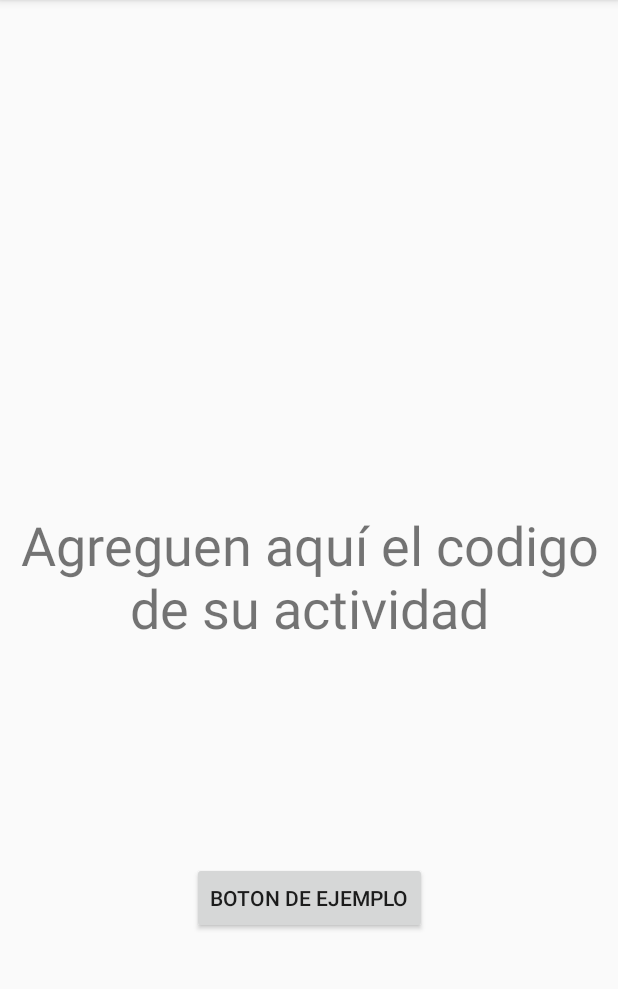
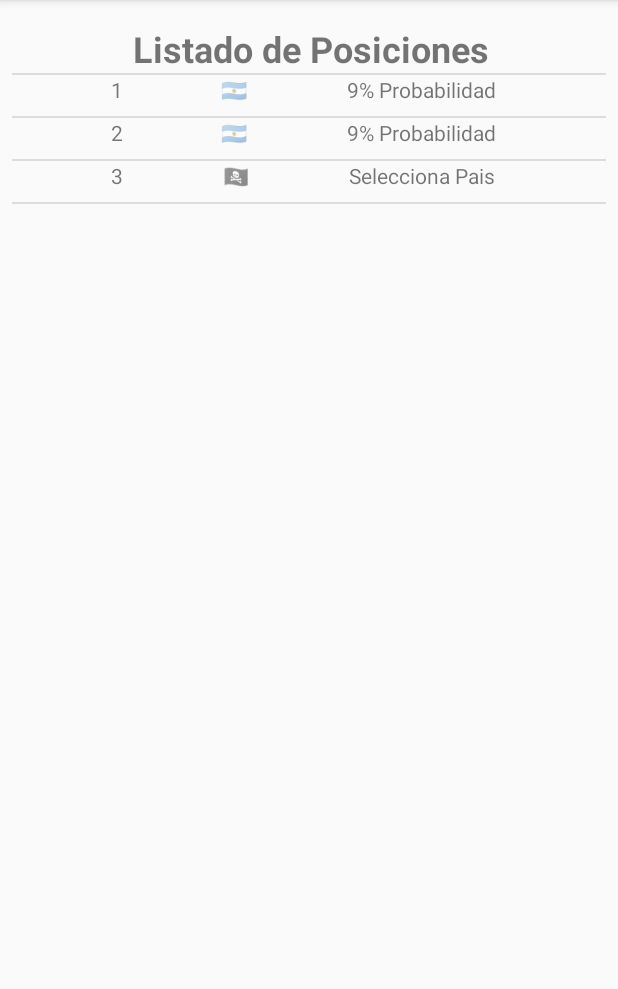
Before and after one commit to sebmaldo/copaamerica, an Android app: the ActividadGrupalActivity screen opened directly, with no data from a screen before it, on a phone screen of 412 x 824 dp, the part 84-1073 px from its top. Run offline under Robolectric (Android 15) with nearby library versions, the light colour scheme and no system bars.

Commit message:
Add position selector on android app

```diff
--- a/app/src/main/java/com/unab/copaamerica/ActividadGrupalActivity.java
+++ b/app/src/main/java/com/unab/copaamerica/ActividadGrupalActivity.java
@@ -1,27 +1,36 @@
 package com.unab.copaamerica;
 
+import android.content.Context;
 import android.support.v7.app.AppCompatActivity;
 import android.os.Bundle;
 import android.view.View;
 import android.widget.Button;
+import android.widget.ListView;
+
+import com.unab.copaamerica.adapter.PositionAdapter;
+import com.unab.copaamerica.helpers.FirebaseHelper;
+import com.unab.copaamerica.model.Country;
+
+import java.util.ArrayList;
 
 public class ActividadGrupalActivity extends AppCompatActivity {
-
-    int total = 0;
+    ArrayList<Country> Positions;
+    Context context;
 
     @Override
     protected void onCreate(Bundle savedInstanceState) {
         super.onCreate(savedInstanceState);
-        setContentView(R.layout.activity_actividad_grupal);
+        setContentView(R.layout.country_positions_selected_list);
+        context = this;
+        createPositionView();
+    }
 
-        final Button boton = findViewById(R.id.button);
-
-        boton.setOnClickListener(new View.OnClickListener() {
-            @Override
-            public void onClick(View v) {
-                total++;
-                boton.setText("click " + total);
-            }
-        });
+    private void createPositionView() {
+        Positions = FirebaseHelper.getFirstPlaces();
+        PositionAdapter adapter = new PositionAdapter(context, Positions.toArray(new Country[Positions.size()]));
+        ListView positionList = findViewById(R.id.cpsl_list);
+        View header = getLayoutInflater().inflate(R.layout.country_position_selected_list_header, null);
+        positionList.addHeaderView(header);
+        positionList.setAdapter(adapter);
     }
 }
--- /dev/null
+++ b/app/src/main/java/com/unab/copaamerica/adapter/PositionAdapter.java
@@ -0,0 +1,53 @@
+package com.unab.copaamerica.adapter;
+
+import android.content.Context;
+import android.support.annotation.NonNull;
+import android.view.LayoutInflater;
+import android.view.View;
+import android.view.ViewGroup;
+import android.widget.ArrayAdapter;
+import android.widget.TextView;
+
+import com.unab.copaamerica.R;
+import com.unab.copaamerica.model.Country;
+
+public class PositionAdapter extends ArrayAdapter<Country> {
+    public PositionAdapter(@NonNull Context context,
+                           @NonNull Country[] data){
+        super(context, R.layout.country_item, data);
+    }
+
+    public View getView(final int position, View convertView, ViewGroup parent) {
+        View item = convertView;
+        final CountryHolder holder;
+
+        if(item == null) {
+            LayoutInflater inflater = LayoutInflater.from(getContext());
+            item = inflater.inflate(R.layout.country_item, null);
+
+            holder = new CountryHolder();
+            holder.posicionPais = item.findViewById(R.id.cpsi_posicion);
+            holder.banderaPais = item.findViewById(R.id.cpsi_bandera);
+            holder.probabilidadPais = item.findViewById(R.id.cpsi_porcentaje);
+
+            item.setTag(holder);
+
+        } else {
+            holder = (CountryHolder) item.getTag();
+        }
+
+        Country pais = getItem(position);
+        holder.posicionPais.setText(Integer.toString(position+1));
+        holder.banderaPais.setText( pais == null ? "\uD83C\uDFF4\u200D☠️" : pais.getBandera());
+        holder.probabilidadPais.setText(pais == null ? "Selecciona Pais" : pais.getPorcentajeProbabilidad() + " Probabilidad");
+
+        return item;
+    }
+
+    private class CountryHolder{
+        TextView posicionPais;
+        TextView banderaPais;
+        TextView probabilidadPais;
+    }
+
+}
--- a/app/src/main/java/com/unab/copaamerica/helpers/FirebaseHelper.java
+++ b/app/src/main/java/com/unab/copaamerica/helpers/FirebaseHelper.java
@@ -1,17 +1,33 @@
 package com.unab.copaamerica.helpers;
 
 import com.unab.copaamerica.model.Country;
+
+import java.util.ArrayList;
 import java.util.List;
 
 public class FirebaseHelper {
-    public static void saveToFirebase(List<Country> toSave) {
+    public static void saveToFirebase(ArrayList<Country> toSave) {
         //TODO: Acá va el código de conexión a Firebase para salvar los lugares.
         //Aqui van las dos lineas para actualizar la base datos...
     }
 
-    public static List<Country> getFirstPlaces(){
+    public static ArrayList<Country> getFirstPlaces(){
         //TODO: Acá va el código de conexión a Firebase para bajar los 3 primeros lugares.
         //Ojalá que utilice las preferencias para ir a buscar.
-        return null;
+        ArrayList<Country> salida = new ArrayList<>();
+        salida.add(new Country("Argentina",
+                "ARG",
+                "\uD83C\uDDE6\uD83C\uDDF7",
+                "1443",
+                "",
+                "9%"));
+        salida.add(new Country("Argentina",
+                "ARG",
+                "\uD83C\uDDE6\uD83C\uDDF7",
+                "1443",
+                "",
+                "9%"));
+        salida.add(null);
+        return salida;
     }
 }
--- a/app/src/main/res/layout/country_item.xml
+++ b/app/src/main/res/layout/country_item.xml
@@ -1,6 +1,46 @@
 <?xml version="1.0" encoding="utf-8"?>
-<android.support.constraint.ConstraintLayout
-    xmlns:android="http://schemas.android.com/apk/res/android" android:layout_width="match_parent"
-    android:layout_height="match_parent">
+<android.support.constraint.ConstraintLayout xmlns:android="http://schemas.android.com/apk/res/android"
+    xmlns:app="http://schemas.android.com/apk/res-auto"
+    xmlns:tools="http://schemas.android.com/tools"
+    android:id="@+id/cspi_position"
+    android:layout_width="match_parent"
+    android:layout_height="wrap_content">
+
+    <TextView
+        android:id="@+id/cpsi_posicion"
+        android:layout_width="wrap_content"
+        android:layout_height="wrap_content"
+        android:layout_marginBottom="8dp"
+        android:text="TextView"
+        app:layout_constraintBottom_toBottomOf="parent"
+        app:layout_constraintEnd_toStartOf="@+id/cpsi_bandera"
+        app:layout_constraintHorizontal_bias="0.5"
+        app:layout_constraintStart_toStartOf="parent"
+        app:layout_constraintTop_toTopOf="parent" />
+
+    <TextView
+        android:id="@+id/cpsi_bandera"
+        android:layout_width="wrap_content"
+        android:layout_height="wrap_content"
+        android:layout_marginBottom="8dp"
+        android:text="TextView"
+        app:layout_constraintBottom_toBottomOf="parent"
+        app:layout_constraintEnd_toStartOf="@+id/cpsi_porcentaje"
+        app:layout_constraintHorizontal_bias="0.5"
+        app:layout_constraintStart_toEndOf="@+id/cpsi_posicion"
+        app:layout_constraintTop_toTopOf="parent" />
+
+    <TextView
+        android:id="@+id/cpsi_porcentaje"
+        android:layout_width="wrap_content"
+        android:layout_height="wrap_content"
+        android:layout_marginEnd="8dp"
+        android:layout_marginRight="8dp"
+        android:layout_marginBottom="8dp"
+        android:text="TextView"
+        app:layout_constraintBottom_toBottomOf="parent"
+        app:layout_constraintEnd_toEndOf="parent"
+        app:layout_constraintStart_toEndOf="@+id/cpsi_bandera"
+        app:layout_constraintTop_toTopOf="parent" />
 
 </android.support.constraint.ConstraintLayout>
--- /dev/null
+++ b/app/src/main/res/layout/country_position_selected_list_header.xml
@@ -0,0 +1,22 @@
+<?xml version="1.0" encoding="utf-8"?>
+<android.support.constraint.ConstraintLayout xmlns:android="http://schemas.android.com/apk/res/android"
+    xmlns:app="http://schemas.android.com/apk/res-auto"
+    xmlns:tools="http://schemas.android.com/tools"
+    android:layout_width="match_parent"
+    android:layout_height="wrap_content">
+
+    <TextView
+        android:id="@+id/textView3"
+        android:layout_width="wrap_content"
+        android:layout_height="wrap_content"
+        android:layout_marginStart="8dp"
+        android:layout_marginLeft="8dp"
+        android:layout_marginTop="8dp"
+        android:text="Listado de Posiciones "
+        android:textSize="24sp"
+        android:textStyle="bold"
+        app:layout_constraintBottom_toBottomOf="parent"
+        app:layout_constraintEnd_toEndOf="parent"
+        app:layout_constraintStart_toStartOf="parent"
+        app:layout_constraintTop_toTopOf="parent" />
+</android.support.constraint.ConstraintLayout>
--- a/app/src/main/res/layout/country_positions_selected.xml
+++ /dev/null
@@ -1,6 +0,0 @@
-<?xml version="1.0" encoding="utf-8"?>
-<android.support.constraint.ConstraintLayout
-    xmlns:android="http://schemas.android.com/apk/res/android" android:layout_width="match_parent"
-    android:layout_height="match_parent">
-
-</android.support.constraint.ConstraintLayout>
--- /dev/null
+++ b/app/src/main/res/layout/country_positions_selected_list.xml
@@ -0,0 +1,23 @@
+<?xml version="1.0" encoding="utf-8"?>
+<android.support.constraint.ConstraintLayout
+    xmlns:android="http://schemas.android.com/apk/res/android"
+    xmlns:app="http://schemas.android.com/apk/res-auto"
+    xmlns:tools="http://schemas.android.com/tools"
+    android:layout_width="match_parent"
+    android:layout_height="match_parent">
+
+    <ListView
+        android:id="@+id/cpsl_list"
+        android:layout_width="match_parent"
+        android:layout_height="match_parent"
+        android:layout_marginStart="8dp"
+        android:layout_marginLeft="8dp"
+        android:layout_marginTop="8dp"
+        android:layout_marginEnd="8dp"
+        android:layout_marginRight="8dp"
+        android:layout_marginBottom="8dp"
+        app:layout_constraintBottom_toBottomOf="parent"
+        app:layout_constraintEnd_toEndOf="parent"
+        app:layout_constraintStart_toStartOf="parent"
+        app:layout_constraintTop_toTopOf="parent" />
+</android.support.constraint.ConstraintLayout>
--- a/app/src/main/res/menu/main_menu.xml
+++ b/app/src/main/res/menu/main_menu.xml
@@ -3,5 +3,5 @@
 
     <item
         android:id="@+id/actividad_grupal"
-        android:title="Actividad Grupal" />
+        android:title="Seleccionar Primeros Lugares" />
 </menu>
```
